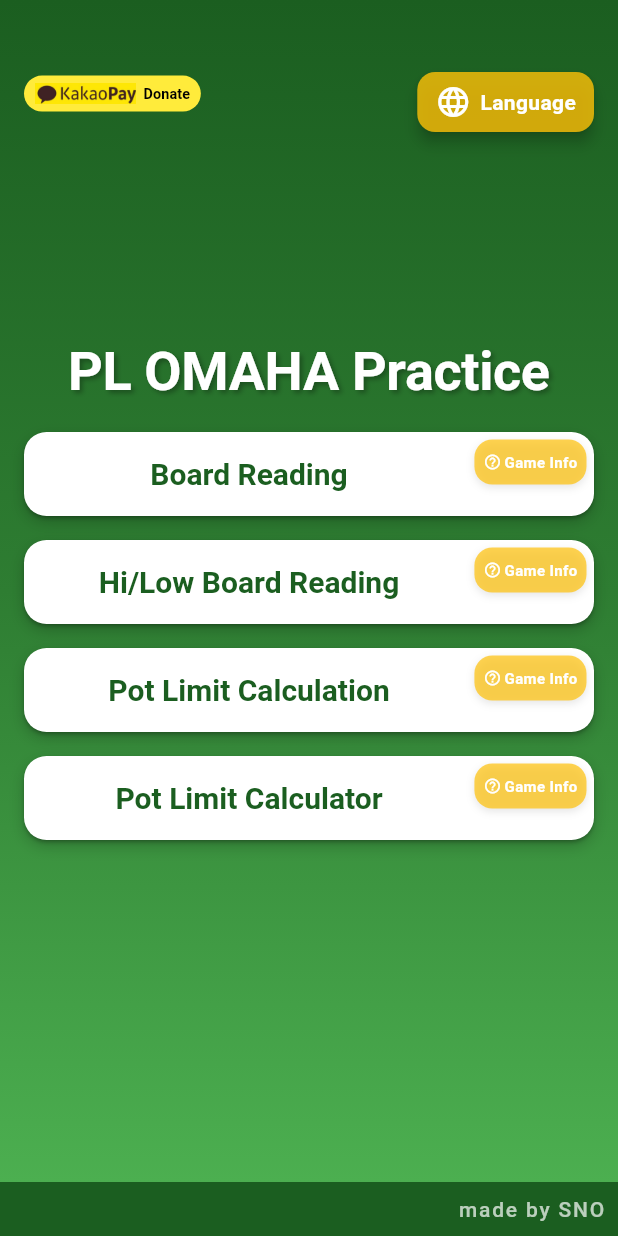
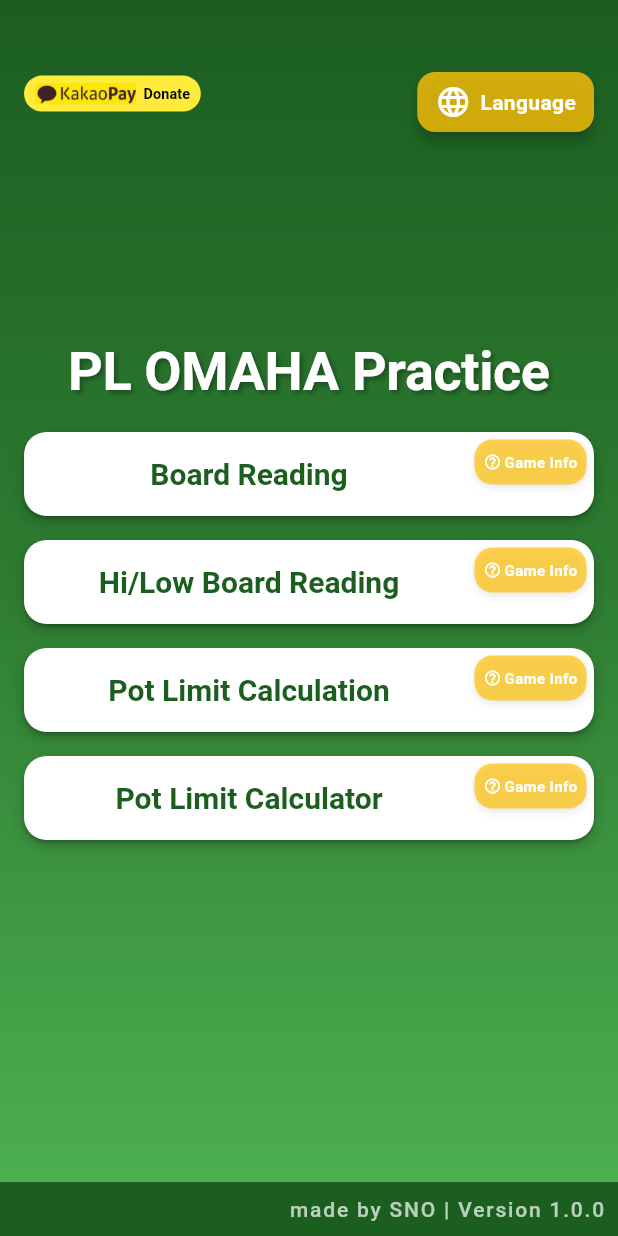
Before and after one commit to snosnosno/mixgame, a Flutter app: the screen it shows after launch, on a phone screen of 412 x 824 dp. Run offline on Flutter 3.47's test engine with Material 3 defaults, Android fonts, the phone set to English and light mode, and no system bars; our stand-ins replace audioplayers, shared_preferences; missing offline and left inert: random_card.

Commit message:
Add version 1.0.0 text to homepage

```diff
--- a/lib/home_page.dart
+++ b/lib/home_page.dart
@@ -469,7 +469,7 @@ class _HomePageState extends State<HomePage> {
       bottomNavigationBar: Padding(
         padding: const EdgeInsets.all(8.0),
         child: Text(
-          getText('madeBy'),
+          getText('madeBy') + ' | Version 1.0.0',
           textAlign: TextAlign.right,
           style: TextStyle(
             color: Colors.white.withOpacity(0.7),
```
Also changed, not shown: 1 other file.
